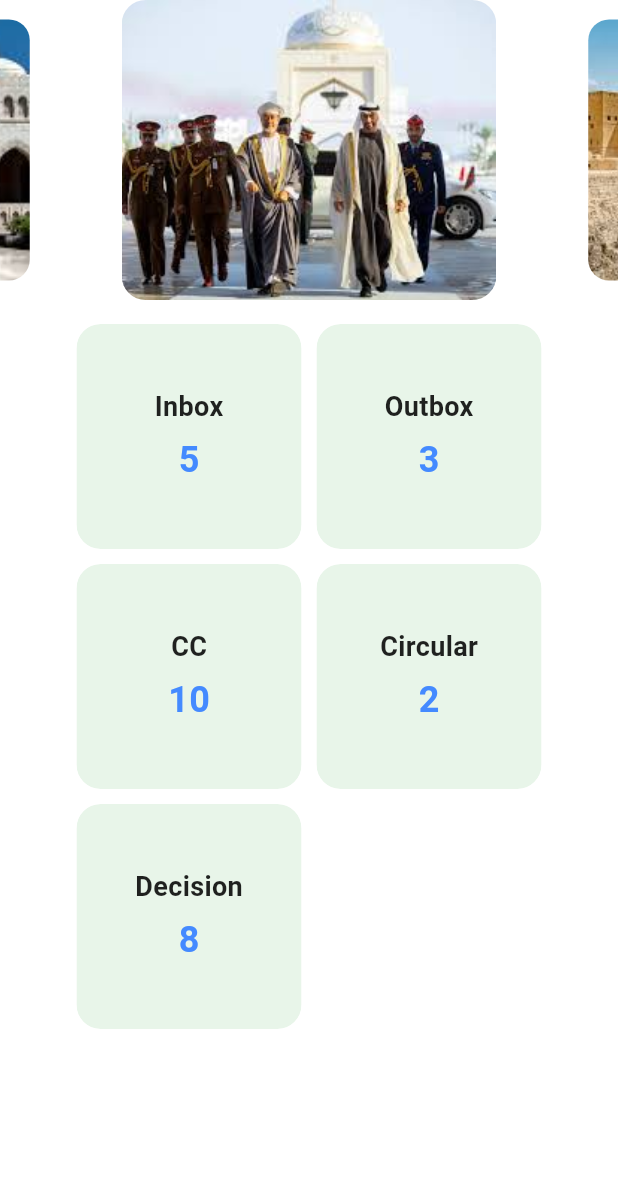
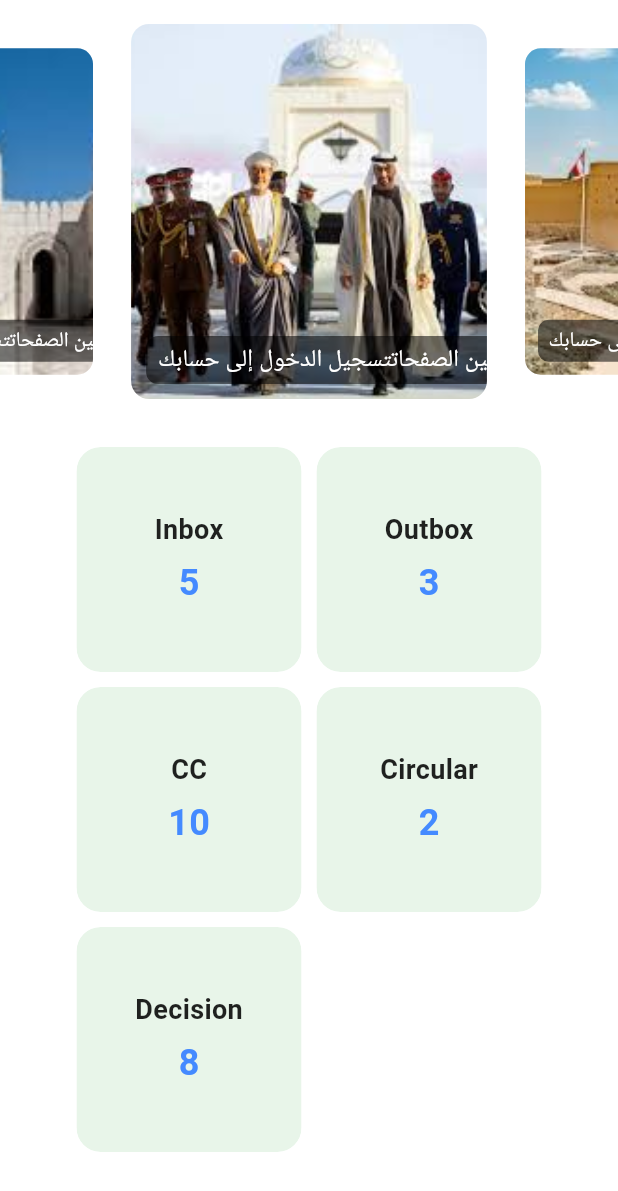
Before and after one commit to devroar1101/OmanProject, a Flutter app: the Dashboard widget shown alone on an empty page, opened directly, on a phone screen of 412 x 824 dp. Shown: the top 1191 px of the screen. Run offline on Flutter 3.47's test engine with Material 3 defaults, Android fonts, the phone set to English and light mode, and no system bars; drawn by our look-alikes of carousel_slider; our stand-ins replace dio, file_picker, flutter_dotenv, flutter_riverpod, shared_preferences, shimmer; missing offline and left inert: dart:html, flutter_twain_scanner; accounts and stored records are empty; network calls fail.

Commit message:
UI carousel Slider Added

```diff
--- a/lib/common/screens/widgets/dashboard.dart
+++ b/lib/common/screens/widgets/dashboard.dart
@@ -9,14 +9,16 @@ class Dashboard extends StatelessWidget {
   Widget build(BuildContext context) {
     return Column(
       children: [
-        // Add the image carousel at the top
-        CarouselSlider(
+        // Add the styled image carousel at the top
+        Padding(
+          padding: const EdgeInsets.symmetric(vertical: 16.0),
+          child: CarouselSlider(
             options: CarouselOptions(
-            height: 200, // Height of the carousel
+              height: 250, // Height of the carousel
               autoPlay: true, // Enable auto-scrolling
-            enlargeCenterPage: true, // Enlarge the center image
+              enlargeCenterPage: true, // Highlight the center image
               aspectRatio: 16 / 9, // Aspect ratio of the carousel
-            viewportFraction: 0.8, // How much of the viewport each image takes
+              viewportFraction: 0.6, // Show part of the adjacent images
             ),
             items: [
               'assets/image1.jpg',
@@ -25,16 +27,44 @@ class Dashboard extends StatelessWidget {
             ].map((imagePath) {
               return Builder(
                 builder: (BuildContext context) {
-                return ClipRRect(
-                  borderRadius: BorderRadius.circular(16.0),
-                  child: Image.asset(
+                  return Padding(
+                    padding: const EdgeInsets.symmetric(horizontal: 5.0),
+                    child: ClipRRect(
+                      borderRadius: BorderRadius.circular(12.0), // Rounded corners
+                      child: Stack(
+                        fit: StackFit.expand,
+                        children: [
+                          Image.asset(
                             imagePath,
                             fit: BoxFit.cover,
+                          ),
+                          Positioned(
+                            bottom: 10,
+                            left: 10,
+                            child: Container(
+                              padding: const EdgeInsets.symmetric(
+                                  horizontal: 8.0, vertical: 4.0),
+                              decoration: BoxDecoration(
+                                color: Colors.black54, // Semi-transparent background
+                                borderRadius: BorderRadius.circular(8.0),
+                              ),
+                              child: const Text(
+                                'التنقل بين الصفحاتتسجيل الدخول إلى حسابك',
+                                style: TextStyle(
+                                  color: Colors.white,
+                                  fontSize: 16,
+                                ),
+                              ),
+                            ),
+                          ),
+                        ],
+                      ),
                     ),
                   );
                 },
               );
             }).toList(),
+          ),
         ),
         Expanded(
           child: Stack(
```
Lines whose indentation alone changed are shown as unchanged.
